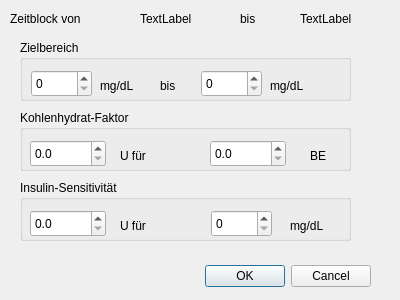
Qt form src/bolusGUI/dlgtimeblockedit.ui (dreamshader/bolus) before a commit.
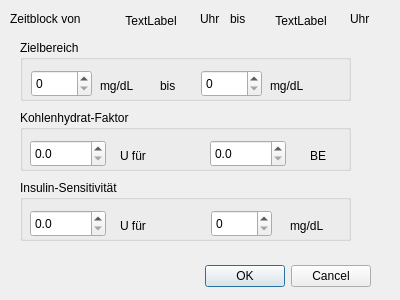
The same form after that commit.

The edit to the form file:
```diff
--- a/src/bolusGUI/dlgtimeblockedit.ui
+++ b/src/bolusGUI/dlgtimeblockedit.ui
@@ -37,7 +37,7 @@
     <rect>
      <x>10</x>
      <y>10</y>
-     <width>111</width>
+     <width>91</width>
      <height>18</height>
     </rect>
    </property>
@@ -45,32 +45,6 @@
     <string>Zeitblock von</string>
    </property>
   </widget>
-  <widget class="QLabel" name="lblTmBlkFrom">
-   <property name="geometry">
-    <rect>
-     <x>140</x>
-     <y>10</y>
-     <width>74</width>
-     <height>18</height>
-    </rect>
-   </property>
-   <property name="text">
-    <string>TextLabel</string>
-   </property>
-  </widget>
-  <widget class="QLabel" name="lblTmBlkTo">
-   <property name="geometry">
-    <rect>
-     <x>300</x>
-     <y>10</y>
-     <width>74</width>
-     <height>18</height>
-    </rect>
-   </property>
-   <property name="text">
-    <string>TextLabel</string>
-   </property>
-  </widget>
   <widget class="QGroupBox" name="groupBox">
    <property name="geometry">
     <rect>
@@ -306,7 +280,7 @@
   <widget class="QLabel" name="lblTextTo">
    <property name="geometry">
     <rect>
-     <x>240</x>
+     <x>230</x>
      <y>10</y>
      <width>31</width>
      <height>18</height>
@@ -316,6 +290,64 @@
     <string>bis</string>
    </property>
   </widget>
+  <widget class="QLabel" name="lblTextTo_5">
+   <property name="geometry">
+    <rect>
+     <x>200</x>
+     <y>10</y>
+     <width>31</width>
+     <height>18</height>
+    </rect>
+   </property>
+   <property name="text">
+    <string>Uhr</string>
+   </property>
+  </widget>
+  <widget class="QLabel" name="lblTextTo_6">
+   <property name="geometry">
+    <rect>
+     <x>350</x>
+     <y>10</y>
+     <width>31</width>
+     <height>18</height>
+    </rect>
+   </property>
+   <property name="text">
+    <string>Uhr</string>
+   </property>
+  </widget>
+  <widget class="QLabel" name="tmLabelBlkFrom">
+   <property name="geometry">
+    <rect>
+     <x>120</x>
+     <y>10</y>
+     <width>62</width>
+     <height>21</height>
+    </rect>
+   </property>
+   <property name="text">
+    <string>TextLabel</string>
+   </property>
+   <property name="alignment">
+    <set>Qt::AlignCenter</set>
+   </property>
+  </widget>
+  <widget class="QLabel" name="tmLabelBlkTo">
+   <property name="geometry">
+    <rect>
+     <x>270</x>
+     <y>10</y>
+     <width>62</width>
+     <height>21</height>
+    </rect>
+   </property>
+   <property name="text">
+    <string>TextLabel</string>
+   </property>
+   <property name="alignment">
+    <set>Qt::AlignCenter</set>
+   </property>
+  </widget>
  </widget>
  <resources/>
  <connections>
```
